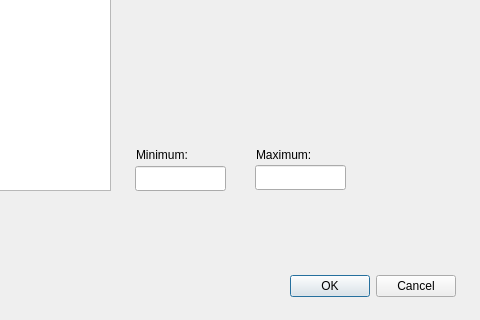
Old version of the form src/qt_designer_file/dialogAug.ui in the repository rettholzapfel33/Noisey-image; both pictures show x 165 to 645 and y 110 to 430 of the 645 by 430 pixel window.
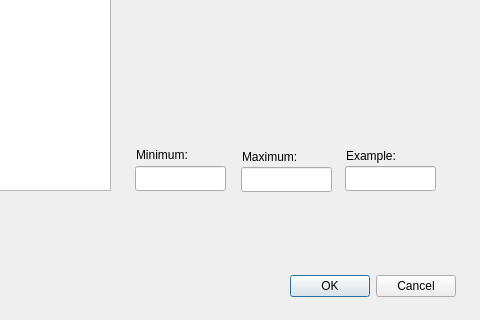
New version of the form.

```diff
--- a/src/qt_designer_file/dialogAug.ui
+++ b/src/qt_designer_file/dialogAug.ui
@@ -78,8 +78,8 @@
   <widget class="QLineEdit" name="highLine">
    <property name="geometry">
     <rect>
-     <x>420</x>
-     <y>275</y>
+     <x>406</x>
+     <y>277</y>
      <width>91</width>
      <height>25</height>
     </rect>
@@ -101,8 +101,8 @@
   <widget class="QLabel" name="label_4">
    <property name="geometry">
     <rect>
-     <x>421</x>
-     <y>256</y>
+     <x>407</x>
+     <y>258</y>
      <width>91</width>
      <height>17</height>
     </rect>
@@ -124,6 +124,29 @@
     <string/>
    </property>
   </widget>
+  <widget class="QLabel" name="label_5">
+   <property name="geometry">
+    <rect>
+     <x>511</x>
+     <y>257</y>
+     <width>91</width>
+     <height>17</height>
+    </rect>
+   </property>
+   <property name="text">
+    <string>Example:</string>
+   </property>
+  </widget>
+  <widget class="QLineEdit" name="exampleLine">
+   <property name="geometry">
+    <rect>
+     <x>510</x>
+     <y>276</y>
+     <width>91</width>
+     <height>25</height>
+    </rect>
+   </property>
+  </widget>
  </widget>
  <resources/>
  <connections>
```
